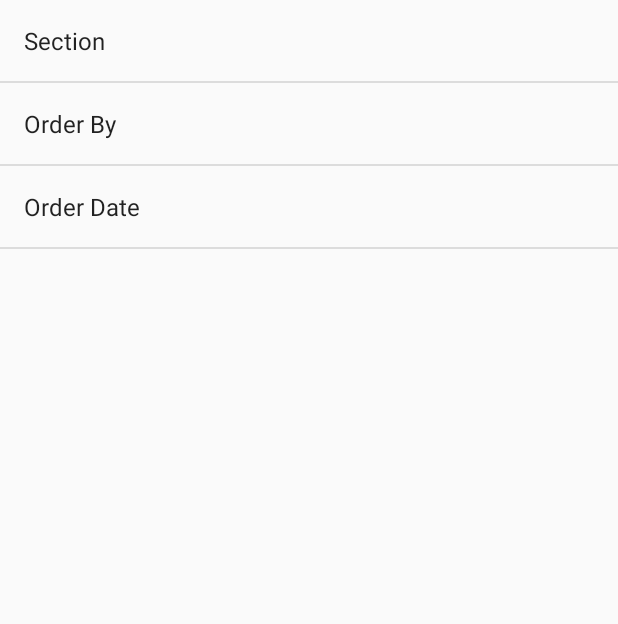
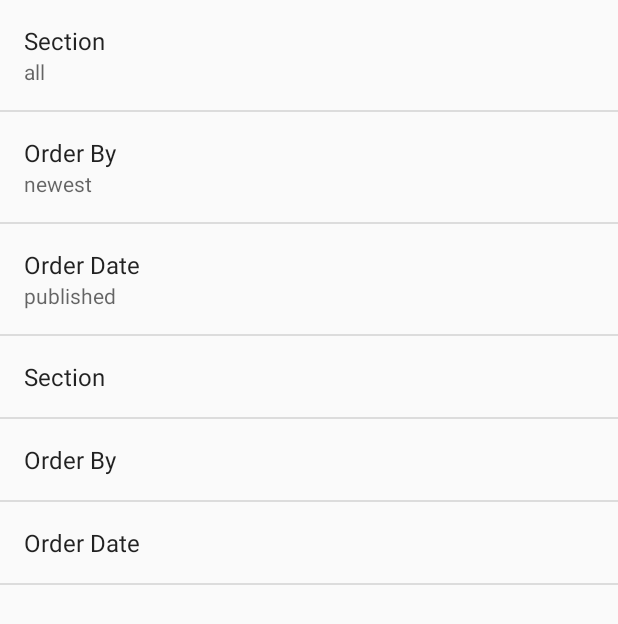
Before and after one commit to shearsozo/NewsAppWithUserPref, an Android app: the SettingsActivity screen opened directly, with no data from a screen before it, on a phone screen of 412 x 824 dp. Shown: the top 624 px of the screen. Run offline under Robolectric (Android 15) with nearby library versions, the phone set to English and light mode, and no system bars; 2 statements that could not run were skipped.

Commit message:
Preference summaries.

```diff
--- a/app/src/main/java/tourguide/android/example/com/newsapplist/SettingsActivity.java
+++ b/app/src/main/java/tourguide/android/example/com/newsapplist/SettingsActivity.java
@@ -8,6 +8,7 @@ import android.preference.Preference;
 import android.preference.PreferenceActivity;
 import android.preference.PreferenceFragment;
 import android.preference.PreferenceManager;
+import android.support.annotation.Nullable;
 
 import static tourguide.android.example.com.newsapplist.MainActivity.ORDER_BY_PREFERENCE_KEY;
 import static tourguide.android.example.com.newsapplist.MainActivity.ORDER_DATE_PREFERENCE_KEY;
@@ -24,10 +25,21 @@ public class SettingsActivity extends PreferenceActivity {
         super.onCreate(savedInstanceState);
         setContentView(R.layout.settings_activity);
 
+    }
+
+
+    public static class NewsAppPreferenceFragment extends PreferenceFragment
+            implements Preference.OnPreferenceChangeListener {
+
+        @Override
+        public void onCreate(@Nullable Bundle savedInstanceState) {
+            super.onCreate(savedInstanceState);
+
+
             addPreferencesFromResource(R.xml.settings_main);
-        String currentOrderByPreference = PreferenceManager.getDefaultSharedPreferences(this).getString(ORDER_BY_PREFERENCE_KEY, getIntent().getStringExtra("orderby"));
+            String currentOrderByPreference = PreferenceManager.getDefaultSharedPreferences(getActivity()).getString(ORDER_BY_PREFERENCE_KEY, getActivity().getIntent().getStringExtra("orderby"));
 
-        PreferencesData preferenceData = getIntent().getParcelableExtra(MainActivity.PREFERENCE_INFO);
+            PreferencesData preferenceData = getActivity().getIntent().getParcelableExtra(MainActivity.PREFERENCE_INFO);
             CharSequence[] sectionNameEntries = preferenceData.getSectionNames().toArray(new CharSequence[preferenceData.getSectionNames().size()]);
             CharSequence[] sectionNameValues = preferenceData.getSectionIds().toArray(new CharSequence[preferenceData.getSectionIds().size()]);
 
@@ -39,20 +51,41 @@ public class SettingsActivity extends PreferenceActivity {
 
             handleSearchPreference(currentOrderByPreference, "orderby_preference", entries, entryValues);
 
-        String currentOrderDatePreference = PreferenceManager.getDefaultSharedPreferences(this).getString(ORDER_DATE_PREFERENCE_KEY, getIntent().getStringExtra("orderdate"));
+            String currentOrderDatePreference = PreferenceManager.getDefaultSharedPreferences(getActivity()).getString(ORDER_DATE_PREFERENCE_KEY, getActivity().getIntent().getStringExtra("orderdate"));
 
             CharSequence[] entries2 = {"Published", "News Paper Edition", "Last Modified"};
             CharSequence[] entryValues2 = {"published", "newspaper-edition", "last-modified"};
 
             handleSearchPreference(currentOrderDatePreference, "orderdate_preference", entries2, entryValues2);
+            addPreferencesFromResource(R.xml.settings_main);
+
+            Preference orderByPref = findPreference(getString(R.string.orderby_preference));
+            bindPreferenceSummaryToValue(orderByPref);
+            Preference orderDatePref = findPreference(getString(R.string.orderdate_preference));
+            bindPreferenceSummaryToValue(orderDatePref);
+            Preference sectionPref = findPreference(getString(R.string.section_preference));
+            bindPreferenceSummaryToValue(sectionPref);
+        }
+
+        private void bindPreferenceSummaryToValue(Preference preference) {
+            preference.setOnPreferenceChangeListener(this);
+            SharedPreferences preferences = PreferenceManager.getDefaultSharedPreferences(preference.getContext());
+            String preferenceString = preferences.getString(preference.getKey(), "");
+            onPreferenceChange(preference, preferenceString);
+        }
+
+        @Override
+        public boolean onPreferenceChange(Preference preference, Object value) {
+            String stringValue = value.toString();
+            preference.setSummary(stringValue);
+            return true;
         }
 
         /**
-     *
          * @param currentPreference - value of the current preference
-     * @param preferenceKey - key of the preference that needs to be updated
-     * @param entries - entries that are part of the preference list
-     * @param entryValues - corresponding entry values of the preference list
+         * @param preferenceKey     - key of the preference that needs to be updated
+         * @param entries           - entries that are part of the preference list
+         * @param entryValues       - corresponding entry values of the preference list
          */
         private void handleSearchPreference(String currentPreference, final String preferenceKey,
                                             CharSequence[] entries, CharSequence[] entryValues) {
@@ -65,23 +98,21 @@ public class SettingsActivity extends PreferenceActivity {
             sharedPreference.setDefaultValue(currentPreference);
 
             // When the user changes the preference update sharedpreferences and show parent activity
-        Preference.OnPreferenceChangeListener onPreferenceChangeListener = new Preference.OnPreferenceChangeListener() {
-
-            @Override
-            public boolean onPreferenceChange(Preference preference, Object newValue) {
-                String sortOrder = (String) newValue;
-                SharedPreferences sharedPreferences = SettingsActivity.this.getSharedPreferences(preferenceKey, MODE_PRIVATE);
-                SharedPreferences.Editor editor = sharedPreferences.edit();
-                editor.putString(preferenceKey, sortOrder);
-                editor.apply();
-                finish();
-                return true;
+//            Preference.OnPreferenceChangeListener onPreferenceChangeListener = new Preference.OnPreferenceChangeListener() {
+//
+//                @Override
+//                public boolean onPreferenceChange(Preference preference, Object newValue) {
+//                    String sortOrder = (String) newValue;
+//                    SharedPreferences sharedPreferences = SettingsActivity.this.getSharedPreferences(preferenceKey, MODE_PRIVATE);
+//                    SharedPreferences.Editor editor = sharedPreferences.edit();
+//                    editor.putString(preferenceKey, sortOrder);
+//                    editor.apply();
+//                    finish();
+//                    return true;
+//                }
+//            };
+//            sharedPreference.setOnPreferenceChangeListener(onPreferenceChangeListener);
         }
-        };
-        sharedPreference.setOnPreferenceChangeListener(onPreferenceChangeListener);
-    }
-
-    public static class NewsAppPreferenceFragment extends PreferenceFragment {
 
     }
 }
--- a/app/src/main/res/values/strings.xml
+++ b/app/src/main/res/values/strings.xml
@@ -6,4 +6,7 @@
     <string name="settings_title">Search Filter</string>
     <string name="default_order_by">newest</string>
     <string name="default_order_date">published</string>
+    <string name="orderby_preference">orderby_preference</string>
+    <string name="orderdate_preference">orderdate_preference</string>
+    <string name="section_preference">sectionname_preference</string>
 </resources>
--- a/app/src/main/res/xml/settings_main.xml
+++ b/app/src/main/res/xml/settings_main.xml
@@ -2,19 +2,25 @@
     android:title="@string/settings_title">
 
     <ListPreference
+        android:defaultValue="all"
         android:key="sectionname_preference"
-        android:title="Section"
-        android:defaultValue="all"
-        />
+        android:title="Section" />
+
+    <!--<TextView android:id="@+id/sectionname_selection" />-->
+
 
     <ListPreference
+        android:defaultValue="newest"
         android:key="orderby_preference"
-        android:title="Order By"
-        android:defaultValue="newest"/>
+        android:title="Order By" />
+
+    <!--<TextView android:id="@+id/orderby_selection" />-->
 
     <ListPreference
+        android:defaultValue="published"
         android:key="orderdate_preference"
-        android:title="Order Date"
-        android:defaultValue="published" />
+        android:title="Order Date" />
+
+    <!--<TextView android:id="@+id/orderdate_selection" />-->
 
 </PreferenceScreen>
```
Lines whose indentation alone changed are shown as unchanged.
